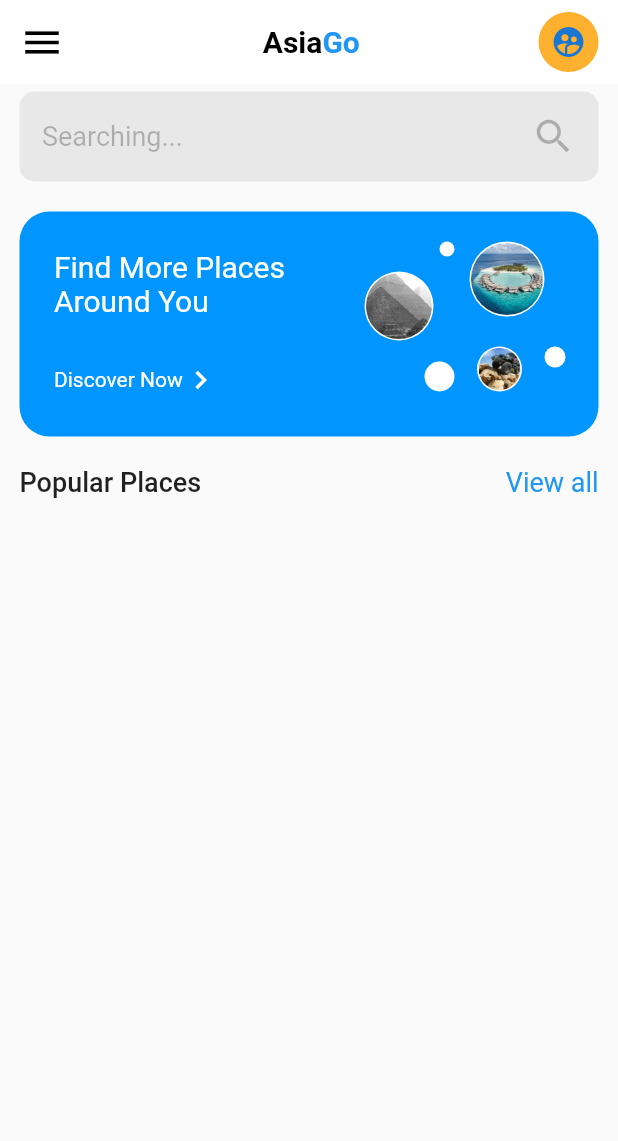
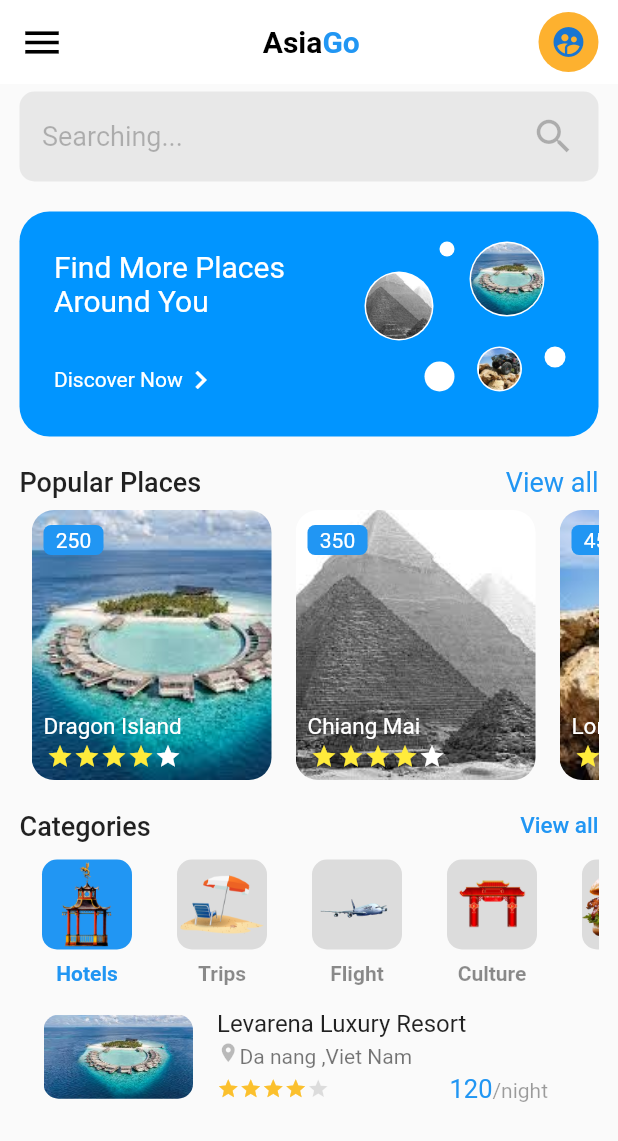
Before and after one commit to Jagmohanrai/TravelUi, a Flutter app: the screen it shows after launch, on a phone screen of 412 x 824 dp. Shown: the top 1141 px of the screen. Run offline on Flutter 3.47's test engine with Material 2 defaults, Android fonts, the phone set to English and light mode, and no system bars.

Commit message:
completed first page Ui

```diff
--- /dev/null
+++ b/lib/categories.dart
@@ -0,0 +1,120 @@
+import 'package:flutter/material.dart';
+
+class Categories extends StatelessWidget {
+  @override
+  Widget build(BuildContext context) {
+    return Container(
+      height: 100,
+      child: ListView(
+        scrollDirection: Axis.horizontal,
+        children: [
+          Padding(
+            padding: EdgeInsets.fromLTRB(15, 8, 15, 0),
+            child: Column(
+              mainAxisAlignment: MainAxisAlignment.spaceAround,
+              children: [
+                Container(
+                  width: 60,
+                  height: 60,
+                  decoration: BoxDecoration(
+                      borderRadius: BorderRadius.circular(10),
+                      color: Colors.blue),
+                  child: Image.asset('assets/cat1.png'),
+                ),
+                Text(
+                  'Hotels',
+                  style: TextStyle(
+                      color: Colors.blue, fontWeight: FontWeight.bold),
+                ),
+              ],
+            ),
+          ),
+          Padding(
+            padding: EdgeInsets.fromLTRB(15, 8, 15, 0),
+            child: Column(
+              mainAxisAlignment: MainAxisAlignment.spaceAround,
+              children: [
+                Container(
+                  width: 60,
+                  height: 60,
+                  decoration: BoxDecoration(
+                      borderRadius: BorderRadius.circular(10),
+                      color: Colors.black12),
+                  child: Image.asset('assets/cat2.png'),
+                ),
+                Text(
+                  'Trips',
+                  style: TextStyle(
+                      color: Colors.black45, fontWeight: FontWeight.bold),
+                ),
+              ],
+            ),
+          ),
+          Padding(
+            padding: EdgeInsets.fromLTRB(15, 8, 15, 0),
+            child: Column(
+              mainAxisAlignment: MainAxisAlignment.spaceAround,
+              children: [
+                Container(
+                  width: 60,
+                  height: 60,
+                  decoration: BoxDecoration(
+                      borderRadius: BorderRadius.circular(10),
+                      color: Colors.black12),
+                  child: Image.asset('assets/cat3.png'),
+                ),
+                Text(
+                  'Flight',
+                  style: TextStyle(
+                      color: Colors.black45, fontWeight: FontWeight.bold),
+                ),
+              ],
+            ),
+          ),
+          Padding(
+            padding: EdgeInsets.fromLTRB(15, 8, 15, 0),
+            child: Column(
+              mainAxisAlignment: MainAxisAlignment.spaceAround,
+              children: [
+                Container(
+                  width: 60,
+                  height: 60,
+                  decoration: BoxDecoration(
+                      borderRadius: BorderRadius.circular(10),
+                      color: Colors.black12),
+                  child: Image.asset('assets/cat4.png'),
+                ),
+                Text(
+                  'Culture',
+                  style: TextStyle(
+                      color: Colors.black45, fontWeight: FontWeight.bold),
+                ),
+              ],
+            ),
+          ),
+          Padding(
+            padding: EdgeInsets.fromLTRB(15, 8, 15, 0),
+            child: Column(
+              mainAxisAlignment: MainAxisAlignment.spaceAround,
+              children: [
+                Container(
+                  width: 60,
+                  height: 60,
+                  decoration: BoxDecoration(
+                      borderRadius: BorderRadius.circular(10),
+                      color: Colors.black12),
+                  child: Image.asset('assets/cat5.png'),
+                ),
+                Text(
+                  'Food',
+                  style: TextStyle(
+                      color: Colors.black45, fontWeight: FontWeight.bold),
+                ),
+              ],
+            ),
+          ),
+        ],
+      ),
+    );
+  }
+}
--- a/lib/homepage.dart
+++ b/lib/homepage.dart
@@ -1,4 +1,6 @@
 import 'package:flutter/material.dart';
+import 'package:travelui/categories.dart';
+import 'package:travelui/popularplaces.dart';
 
 class HomePage extends StatefulWidget {
   @override
@@ -213,6 +215,96 @@ class _HomePageState extends State<HomePage> {
                 ],
               ),
             ),
+            PopularPlace(),
+            Padding(
+              padding: EdgeInsets.only(top: 8.0),
+              child: Row(
+                mainAxisAlignment: MainAxisAlignment.spaceBetween,
+                children: [
+                  Text(
+                    'Categories',
+                    style: TextStyle(fontWeight: FontWeight.w500, fontSize: 18),
+                  ),
+                  Text(
+                    'View all',
+                    style: TextStyle(
+                      color: Colors.blue,
+                      fontWeight: FontWeight.w500,
+                      fontSize: 15,
+                    ),
+                  ),
+                ],
+              ),
+            ),
+            Categories(),
+            Padding(
+              padding: EdgeInsets.only(top: 8.0),
+              child: ListTile(
+                leading: ClipRRect(
+                  borderRadius: BorderRadius.circular(10),
+                  child: Image.asset(
+                    'assets/img1.jpeg',
+                  ),
+                ),
+                title: Text('Levarena Luxury Resort'),
+                subtitle: Column(
+                  children: [
+                    Row(
+                      children: [
+                        Icon(
+                          Icons.location_on,
+                          size: 15,
+                          color: Colors.black26,
+                        ),
+                        Padding(
+                          padding: EdgeInsets.only(top: 4.0),
+                          child: Text('Da nang ,Viet Nam'),
+                        ),
+                      ],
+                    ),
+                    Padding(
+                      padding: EdgeInsets.only(top: 4.0),
+                      child: Row(
+                        children: [
+                          Icon(
+                            Icons.star,
+                            size: 15,
+                            color: Colors.yellow[700],
+                          ),
+                          Icon(Icons.star, size: 15, color: Colors.yellow[700]),
+                          Icon(Icons.star, size: 15, color: Colors.yellow[700]),
+                          Icon(Icons.star, size: 15, color: Colors.yellow[700]),
+                          Icon(Icons.star, size: 15, color: Colors.black12),
+                          SizedBox(
+                            width: 80,
+                          ),
+                          RichText(
+                            text: TextSpan(
+                              children: [
+                                TextSpan(
+                                  text: "120",
+                                  style: TextStyle(
+                                    color: Colors.blue,
+                                    fontSize: 17,
+                                  ),
+                                ),
+                                TextSpan(
+                                  text: "/night",
+                                  style: TextStyle(
+                                    color: Colors.black38,
+                                    fontSize: 14,
+                                  ),
+                                ),
+                              ],
+                            ),
+                          ),
+                        ],
+                      ),
+                    ),
+                  ],
+                ),
+              ),
+            ),
           ],
         ),
       ),
--- a/lib/main.dart
+++ b/lib/main.dart
@@ -6,12 +6,11 @@ void main() {
 }
 
 class MyApp extends StatelessWidget {
-  // This widget is the root of your application.
   @override
   Widget build(BuildContext context) {
     return MaterialApp(
       debugShowCheckedModeBanner: false,
-      title: 'Flutter Demo',
+      title: 'Travel Ui',
       theme: ThemeData(
         primarySwatch: Colors.blue,
         visualDensity: VisualDensity.adaptivePlatformDensity,
--- /dev/null
+++ b/lib/popularplaces.dart
@@ -0,0 +1,251 @@
+import 'package:flutter/material.dart';
+
+class PopularPlace extends StatefulWidget {
+  @override
+  _PopularPlaceState createState() => _PopularPlaceState();
+}
+
+class _PopularPlaceState extends State<PopularPlace> {
+  @override
+  Widget build(BuildContext context) {
+    return Container(
+      height: 200,
+      child: ListView(
+        scrollDirection: Axis.horizontal,
+        children: [
+          Padding(
+            padding: EdgeInsets.all(8.0),
+            child: Stack(
+              children: [
+                Container(
+                  width: 160,
+                  height: 180,
+                  child: ClipRRect(
+                    borderRadius: BorderRadius.circular(15),
+                    child: Image.asset(
+                      'assets/img1.jpeg',
+                      fit: BoxFit.cover,
+                    ),
+                  ),
+                ),
+                Positioned(
+                  top: 135,
+                  left: 8,
+                  child: Text(
+                    'Dragon Island',
+                    style: TextStyle(fontSize: 15, color: Colors.white),
+                  ),
+                ),
+                Positioned(
+                  top: 10,
+                  left: 8,
+                  child: Container(
+                    decoration: BoxDecoration(
+                      color: Colors.blue,
+                      borderRadius: BorderRadius.circular(5),
+                    ),
+                    height: 20,
+                    width: 40,
+                    child: Center(
+                      child: Text(
+                        "250",
+                        style: TextStyle(color: Colors.white),
+                      ),
+                    ),
+                  ),
+                ),
+                Positioned(
+                  top: 155,
+                  left: 10,
+                  child: Row(
+                    children: [
+                      Icon(
+                        Icons.star,
+                        size: 18,
+                        color: Colors.yellow[500],
+                      ),
+                      Icon(
+                        Icons.star,
+                        size: 18,
+                        color: Colors.yellow[500],
+                      ),
+                      Icon(
+                        Icons.star,
+                        size: 18,
+                        color: Colors.yellow[500],
+                      ),
+                      Icon(
+                        Icons.star,
+                        size: 18,
+                        color: Colors.yellow[500],
+                      ),
+                      Icon(
+                        Icons.star,
+                        size: 18,
+                        color: Colors.white,
+                      ),
+                    ],
+                  ),
+                )
+              ],
+            ),
+          ),
+          Padding(
+            padding: EdgeInsets.all(8.0),
+            child: Stack(
+              children: [
+                Container(
+                  width: 160,
+                  height: 180,
+                  child: ClipRRect(
+                    borderRadius: BorderRadius.circular(15),
+                    child: Image.asset(
+                      'assets/img2.jpeg',
+                      fit: BoxFit.cover,
+                    ),
+                  ),
+                ),
+                Positioned(
+                  top: 135,
+                  left: 8,
+                  child: Text(
+                    'Chiang Mai',
+                    style: TextStyle(fontSize: 15, color: Colors.white),
+                  ),
+                ),
+                Positioned(
+                  top: 10,
+                  left: 8,
+                  child: Container(
+                    decoration: BoxDecoration(
+                      color: Colors.blue,
+                      borderRadius: BorderRadius.circular(5),
+                    ),
+                    height: 20,
+                    width: 40,
+                    child: Center(
+                      child: Text(
+                        "350",
+                        style: TextStyle(color: Colors.white),
+                      ),
+                    ),
+                  ),
+                ),
+                Positioned(
+                  top: 155,
+                  left: 10,
+                  child: Row(
+                    children: [
+                      Icon(
+                        Icons.star,
+                        size: 18,
+                        color: Colors.yellow[500],
+                      ),
+                      Icon(
+                        Icons.star,
+                        size: 18,
+                        color: Colors.yellow[500],
+                      ),
+                      Icon(
+                        Icons.star,
+                        size: 18,
+                        color: Colors.yellow[500],
+                      ),
+                      Icon(
+                        Icons.star,
+                        size: 18,
+                        color: Colors.yellow[500],
+                      ),
+                      Icon(
+                        Icons.star,
+                        size: 18,
+                        color: Colors.white,
+                      ),
+                    ],
+                  ),
+                )
+              ],
+            ),
+          ),
+          Padding(
+            padding: EdgeInsets.all(8.0),
+            child: Stack(
+              children: [
+                Container(
+                  width: 160,
+                  height: 180,
+                  child: ClipRRect(
+                    borderRadius: BorderRadius.circular(15),
+                    child: Image.asset(
+                      'assets/img3.jpeg',
+                      fit: BoxFit.cover,
+                    ),
+                  ),
+                ),
+                Positioned(
+                  top: 135,
+                  left: 8,
+                  child: Text(
+                    'Lonavla place',
+                    style: TextStyle(fontSize: 15, color: Colors.white),
+                  ),
+                ),
+                Positioned(
+                  top: 10,
+                  left: 8,
+                  child: Container(
+                    decoration: BoxDecoration(
+                      color: Colors.blue,
+                      borderRadius: BorderRadius.circular(5),
+                    ),
+                    height: 20,
+                    width: 40,
+                    child: Center(
+                      child: Text(
+                        "450",
+                        style: TextStyle(color: Colors.white),
+                      ),
+                    ),
+                  ),
+                ),
+                Positioned(
+                  top: 155,
+                  left: 10,
+                  child: Row(
+                    children: [
+                      Icon(
+                        Icons.star,
+                        size: 18,
+                        color: Colors.yellow[500],
+                      ),
+                      Icon(
+                        Icons.star,
+                        size: 18,
+                        color: Colors.yellow[500],
+                      ),
+                      Icon(
+                        Icons.star,
+                        size: 18,
+                        color: Colors.yellow[500],
+                      ),
+                      Icon(
+                        Icons.star,
+                        size: 18,
+                        color: Colors.white,
+                      ),
+                      Icon(
+                        Icons.star,
+                        size: 18,
+                        color: Colors.white,
+                      ),
+                    ],
+                  ),
+                )
+              ],
+            ),
+          ),
+        ],
+      ),
+    );
+  }
+}
```
Also changed, not shown: assets/cat1.png (added), assets/cat2.png (added), assets/cat3.png (added), assets/cat4.png (added), assets/cat5.png (added).
